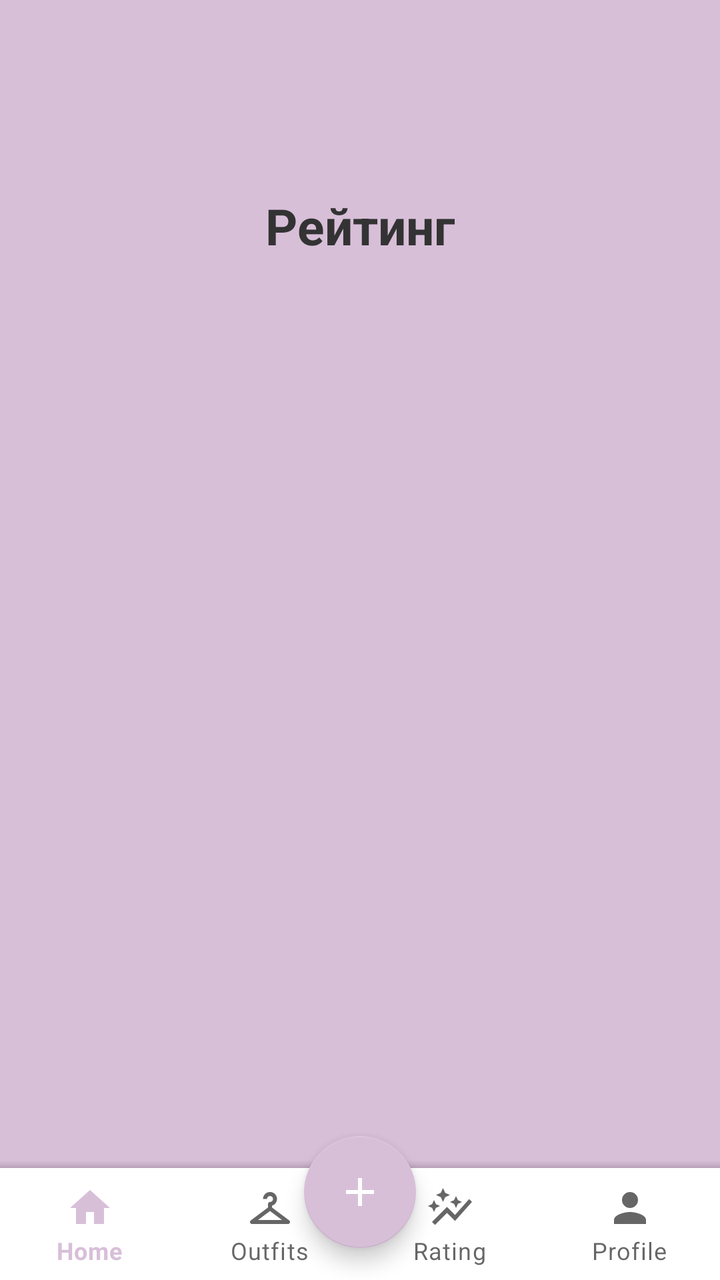
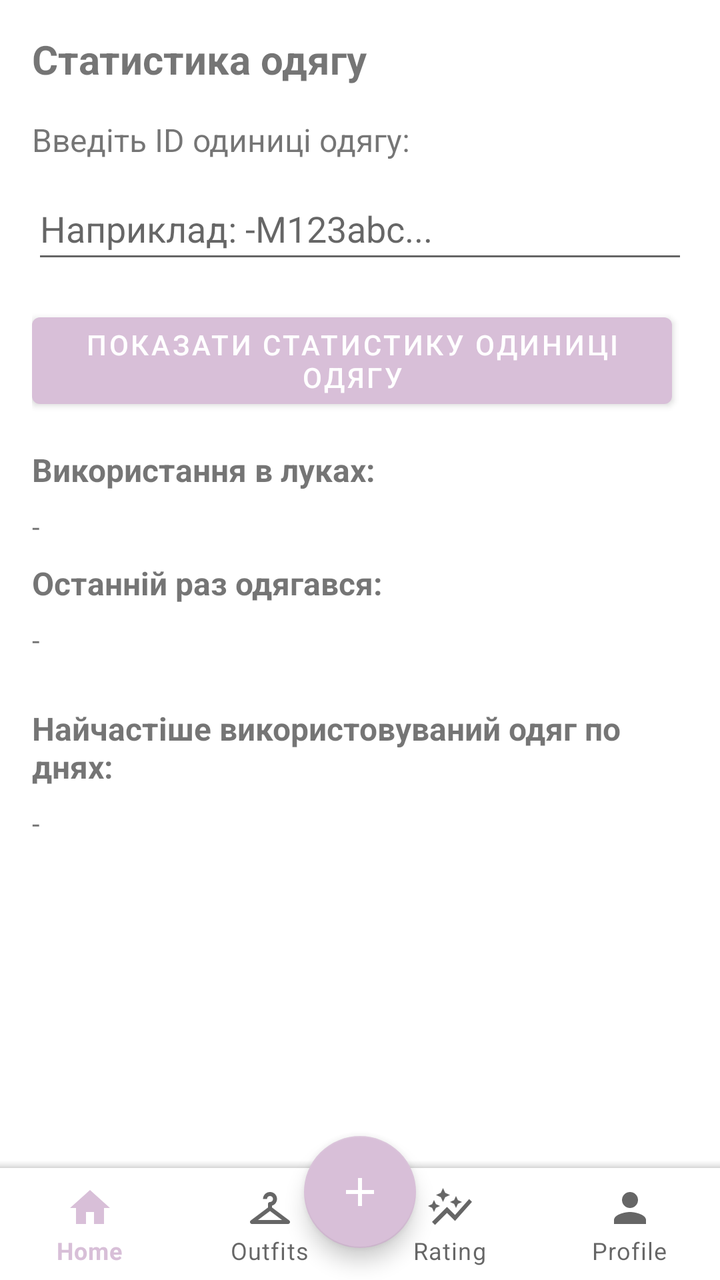

An Android layout rendered at two revisions. The XML below is the earlier revision; the diff shows what the commit changed to produce the second picture.
<!-- AndroidManifest.xml: application theme Theme.CreateWardrobe -->
<!-- res/layout/activity_rating.xml -->
<?xml version="1.0" encoding="utf-8"?>
<androidx.constraintlayout.widget.ConstraintLayout
    xmlns:android="http://schemas.android.com/apk/res/android"
    xmlns:app="http://schemas.android.com/apk/res-auto"
    xmlns:tools="http://schemas.android.com/tools"
    android:id="@+id/main"
    android:layout_width="match_parent"
    android:layout_height="match_parent"
    android:background="@color/pink"
    tools:context=".Rating">

    <TextView
        android:id="@+id/textView2"
        android:layout_width="wrap_content"
        android:layout_height="wrap_content"
        android:layout_marginTop="96dp"
        android:text="Рейтинг"
        android:textColor="#333333"
        android:textSize="25sp"
        android:textStyle="bold"
        app:layout_constraintTop_toTopOf="parent"
        app:layout_constraintStart_toStartOf="parent"
        app:layout_constraintEnd_toEndOf="parent" />

    <com.google.android.material.floatingactionbutton.FloatingActionButton
        android:id="@+id/fab"
        android:layout_width="wrap_content"
        android:layout_height="wrap_content"
        android:layout_margin="16dp"
        android:clickable="true"
        android:focusable="true"
        app:backgroundTint="@color/pink"
        app:layout_behavior="com.google.android.material.behavior.HideBottomViewOnScrollBehavior"
        app:layout_constraintBottom_toBottomOf="parent"
        app:layout_constraintEnd_toEndOf="parent"
        app:layout_constraintStart_toStartOf="parent"
        app:srcCompat="@drawable/baseline_add_24"
        app:tint="@color/white"
        tools:ignore="SpeakableTextPresentCheck" />

    <com.google.android.material.bottomappbar.BottomAppBar
        android:id="@+id/bottom_app_bar"
        android:layout_width="match_parent"
        android:layout_height="wrap_content"
        android:background="@color/white"
        app:contentInsetStart="0dp"
        app:contentInsetEnd="0dp"
        app:fabCradleMargin="10dp"
        app:fabCradleRoundedCornerRadius="50dp"
        app:layout_constraintBottom_toBottomOf="parent"
        app:layout_constraintStart_toStartOf="parent"
        app:layout_constraintEnd_toEndOf="parent"
        tools:ignore="BottomAppBar">

        <com.google.android.material.bottomnavigation.BottomNavigationView
            android:id="@+id/bottom_navigation"
            android:layout_width="match_parent"
            android:layout_height="wrap_content"
            android:background="@android:color/white"
            app:itemRippleColor="@android:color/transparent"
            app:labelVisibilityMode="labeled"
            app:menu="@menu/bottom_menu" />
    </com.google.android.material.bottomappbar.BottomAppBar>

</androidx.constraintlayout.widget.ConstraintLayout>
<!-- resources referenced by this layout -->
<resources>
  <color name="pink">#D8BFD8</color>
  <color name="white">#FFFFFFFF</color>
  <!-- drawable baseline_add_24 (drawable) -->
  <vector xmlns:android="http://schemas.android.com/apk/res/android" android:height="24dp" android:tint="#000000" android:viewportHeight="24" android:viewportWidth="24" android:width="24dp">
        
      <path android:fillColor="@android:color/white" android:pathData="M19,13h-6v6h-2v-6H5v-2h6V5h2v6h6v2z"/>
      
  </vector>
  <style name="Theme.CreateWardrobe" parent="Base.Theme.CreateWardrobe" />
  <style name="Base.Theme.CreateWardrobe" parent="Theme.MaterialComponents.DayNight.NoActionBar">
          <item name="colorPrimary">@color/pink</item>
          <item name="colorPrimaryVariant">@color/pink</item>
          <item name="colorOnPrimary">@android:color/white</item>
      </style>
</resources>

<!-- the commit's change to res/layout/activity_rating.xml (unified diff, before → after) -->
@@ -1,26 +1,103 @@
 <?xml version="1.0" encoding="utf-8"?>
-<androidx.constraintlayout.widget.ConstraintLayout
-    xmlns:android="http://schemas.android.com/apk/res/android"
+<androidx.constraintlayout.widget.ConstraintLayout xmlns:android="http://schemas.android.com/apk/res/android"
     xmlns:app="http://schemas.android.com/apk/res-auto"
     xmlns:tools="http://schemas.android.com/tools"
     android:id="@+id/main"
     android:layout_width="match_parent"
-    android:layout_height="match_parent"
-    android:background="@color/pink"
-    tools:context=".Rating">
+    android:layout_height="match_parent">
 
-    <TextView
-        android:id="@+id/textView2"
-        android:layout_width="wrap_content"
-        android:layout_height="wrap_content"
-        android:layout_marginTop="96dp"
-        android:text="Рейтинг"
-        android:textColor="#333333"
-        android:textSize="25sp"
-        android:textStyle="bold"
-        app:layout_constraintTop_toTopOf="parent"
+    <ScrollView
+        android:id="@+id/scrollView2"
+        android:layout_width="0dp"
+        android:layout_height="0dp"
+        app:layout_constraintBottom_toTopOf="@+id/bottom_app_bar"
+        app:layout_constraintEnd_toEndOf="parent"
         app:layout_constraintStart_toStartOf="parent"
-        app:layout_constraintEnd_toEndOf="parent" />
+        app:layout_constraintTop_toTopOf="parent">
+
+        <LinearLayout
+            android:layout_width="match_parent"
+            android:layout_height="wrap_content"
+            android:orientation="vertical"
+            android:padding="16dp">
+
+            <TextView
+                android:layout_width="wrap_content"
+                android:layout_height="wrap_content"
+                android:layout_marginBottom="16dp"
+                android:text="Статистика одягу"
+                android:textSize="20sp"
+                android:textStyle="bold" />
+
+            <TextView
+                android:layout_width="wrap_content"
+                android:layout_height="wrap_content"
+                android:layout_marginBottom="8dp"
+                android:text="Введіть ID одиниці одягу:"
+                android:textSize="16sp" />
+
+            <EditText
+                android:id="@+id/editTextItemId"
+                android:layout_width="match_parent"
+                android:layout_height="wrap_content"
+                android:layout_marginBottom="16dp"
+                android:hint="Наприклад: -M123abc..."
+                android:minHeight="48dp" />
+
+            <Button
+                android:id="@+id/buttonShowItemStats"
+                android:layout_width="wrap_content"
+                android:layout_height="wrap_content"
+                android:layout_marginBottom="16dp"
+                android:text="Показати статистику одиниці одягу" />
+
+            <TextView
+                android:layout_width="wrap_content"
+                android:layout_height="wrap_content"
+                android:layout_marginBottom="8dp"
+                android:text="Використання в луках:"
+                android:textSize="16sp"
+                android:textStyle="bold" />
+
+            <TextView
+                android:id="@+id/textViewItemLooks"
+                android:layout_width="wrap_content"
+                android:layout_height="wrap_content"
+                android:layout_marginBottom="8dp"
+                android:text="-" />
+
+            <TextView
+                android:layout_width="wrap_content"
+                android:layout_height="wrap_content"
+                android:layout_marginBottom="8dp"
+                android:text="Останній раз одягався:"
+                android:textSize="16sp"
+                android:textStyle="bold" />
+
+            <TextView
+                android:id="@+id/textViewLastWornDate"
+                android:layout_width="wrap_content"
+                android:layout_height="wrap_content"
+                android:layout_marginBottom="24dp"
+                android:text="-" />
+
+            <TextView
+                android:layout_width="wrap_content"
+                android:layout_height="wrap_content"
+                android:layout_marginBottom="8dp"
+                android:text="Найчастіше використовуваний одяг по днях:"
+                android:textSize="16sp"
+                android:textStyle="bold" />
+
+            <TextView
+                android:id="@+id/textViewMostUsedByDay"
+                android:layout_width="wrap_content"
+                android:layout_height="wrap_content"
+                android:text="-" />
+
+        </LinearLayout>
+
+    </ScrollView>
 
     <com.google.android.material.floatingactionbutton.FloatingActionButton
         android:id="@+id/fab"
@@ -30,7 +107,8 @@
         android:clickable="true"
         android:focusable="true"
         app:backgroundTint="@color/pink"
-        app:layout_behavior="com.google.android.material.behavior.HideBottomViewOnScrollBehavior"
+        app:layout_anchor="@id/bottom_app_bar"
+        app:layout_anchorGravity="center"
         app:layout_constraintBottom_toBottomOf="parent"
         app:layout_constraintEnd_toEndOf="parent"
         app:layout_constraintStart_toStartOf="parent"
@@ -43,13 +121,13 @@
         android:layout_width="match_parent"
         android:layout_height="wrap_content"
         android:background="@color/white"
+        app:contentInsetEnd="0dp"
         app:contentInsetStart="0dp"
-        app:contentInsetEnd="0dp"
         app:fabCradleMargin="10dp"
         app:fabCradleRoundedCornerRadius="50dp"
         app:layout_constraintBottom_toBottomOf="parent"
+        app:layout_constraintEnd_toEndOf="parent"
         app:layout_constraintStart_toStartOf="parent"
-        app:layout_constraintEnd_toEndOf="parent"
         tools:ignore="BottomAppBar">
 
         <com.google.android.material.bottomnavigation.BottomNavigationView
